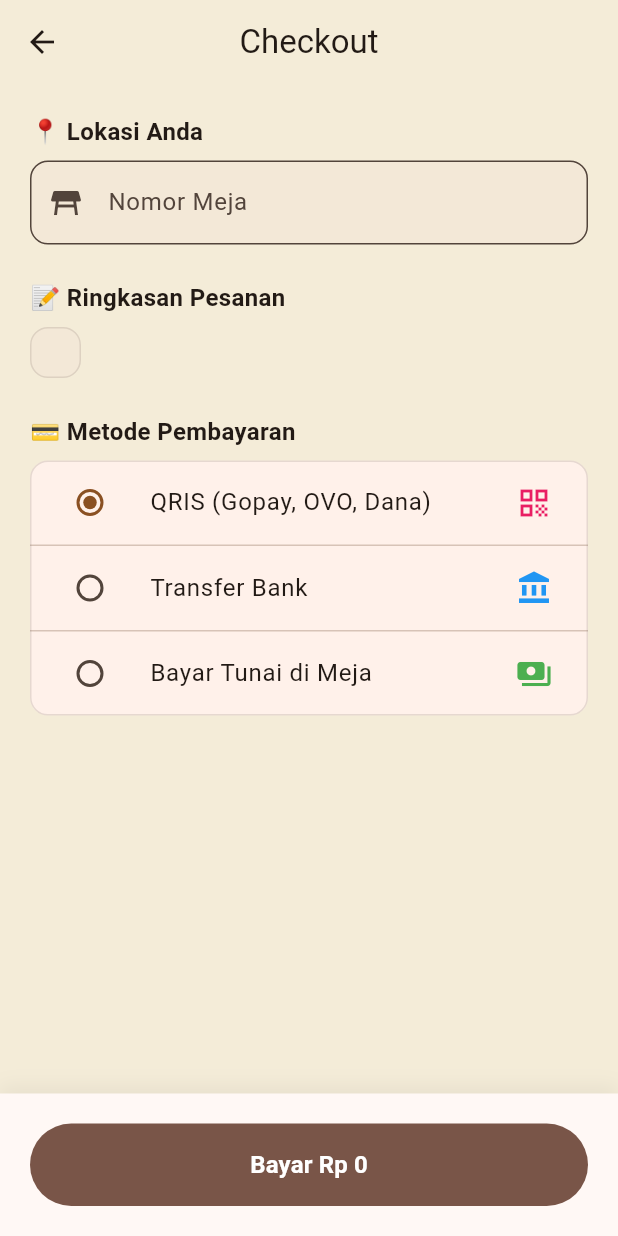
After one commit to nayladev-id/COCA-APK, a Flutter app: the CheckoutScreen screen opened directly, on a phone screen of 412 x 824 dp. The commit adds this screen. Run offline on Flutter 3.47's test engine with Material 3 defaults, Android fonts, the phone set to English and light mode, and no system bars; our stand-ins replace image_picker, shared_preferences; accounts and stored records are empty; network calls fail.

Commit message:
feat: tambah halaman CheckoutScreen lengkap dengan simulasi pembayaran QRIS/TF/Cash

```diff
--- /dev/null
+++ b/lib/screens/checkout_screen.dart
@@ -0,0 +1,227 @@
+// lib/screens/checkout_screen.dart
+
+import 'package:flutter/material.dart';
+import '../models/cart_model.dart';
+import 'home_screen.dart';
+
+class CheckoutScreen extends StatefulWidget {
+  const CheckoutScreen({super.key});
+
+  @override
+  State<CheckoutScreen> createState() => _CheckoutScreenState();
+}
+
+class _CheckoutScreenState extends State<CheckoutScreen> {
+  final TextEditingController _mejaController = TextEditingController();
+  String _selectedPayment = 'QRIS';
+
+  void _prosesPembayaran(int totalBelanja) {
+    if (_mejaController.text.trim().isEmpty) {
+      ScaffoldMessenger.of(context).showSnackBar(
+        const SnackBar(content: Text('Nomor meja tidak boleh kosong!'), backgroundColor: Colors.red),
+      );
+      return;
+    }
+
+    showDialog(
+      context: context,
+      barrierDismissible: false,
+      builder: (ctx) => AlertDialog(
+        shape: RoundedRectangleBorder(borderRadius: BorderRadius.circular(20)),
+        title: Text(
+          _selectedPayment == 'QRIS' ? 'Scan QRIS'
+          : _selectedPayment == 'Transfer Bank' ? 'Transfer ke Rekening'
+          : 'Pembayaran Tunai',
+          textAlign: TextAlign.center,
+        ),
+        content: Column(
+          mainAxisSize: MainAxisSize.min,
+          children: [
+            if (_selectedPayment == 'QRIS') ...[
+              const Icon(Icons.qr_code_2, size: 150),
+              const SizedBox(height: 8),
+              const Text('Gopay / OVO / Dana / ShopeePay', style: TextStyle(fontSize: 12, color: Colors.grey)),
+            ] else if (_selectedPayment == 'Transfer Bank') ...[
+              const Icon(Icons.account_balance, size: 80, color: Colors.blue),
+              const SizedBox(height: 16),
+              const Text('BCA: 1234567890\nA.N. Vintage Roastery', textAlign: TextAlign.center, style: TextStyle(fontWeight: FontWeight.bold)),
+              const SizedBox(height: 8),
+              // PERBAIKAN: Menghapus const karena ada variabel $totalBelanja
+              Text('Silakan transfer sesuai nominal:\nRp $totalBelanja', textAlign: TextAlign.center),
+            ] else ...[
+              const Icon(Icons.payments, size: 80, color: Colors.green),
+              const SizedBox(height: 16),
+              const Text('Pesanan Anda akan segera diantar.\nMohon siapkan uang pas sebesar:', textAlign: TextAlign.center),
+              const SizedBox(height: 8),
+              // PERBAIKAN: Menghapus const karena ada variabel $totalBelanja
+              Text('Rp $totalBelanja', style: const TextStyle(fontWeight: FontWeight.bold, fontSize: 24)),
+            ],
+          ],
+        ),
+        actions: [
+          TextButton(
+            onPressed: () => Navigator.pop(ctx),
+            child: const Text('Batal')
+          ),
+          FilledButton(
+            onPressed: () {
+              Navigator.pop(ctx);
+              _selesaikanPesanan();
+            },
+            style: FilledButton.styleFrom(backgroundColor: Colors.brown),
+            child: const Text('Saya Sudah Bayar'),
+          ),
+        ],
+      ),
+    );
+  }
+
+  void _selesaikanPesanan() {
+    cartNotifier.value = [];
+
+    Navigator.of(context).pushAndRemoveUntil(
+      MaterialPageRoute(builder: (context) => const HomeScreen()),
+      (Route<dynamic> route) => false,
+    );
+
+    ScaffoldMessenger.of(context).showSnackBar(
+      const SnackBar(
+        content: Text('🎉 Pesanan diterima! Barista kami sedang meracik kopimu.'),
+        backgroundColor: Colors.green,
+        duration: Duration(seconds: 4),
+      ),
+    );
+  }
+
+  @override
+  Widget build(BuildContext context) {
+    final theme = Theme.of(context);
+    final cartItems = cartNotifier.value;
+    final totalHarga = cartItems.fold(0, (sum, item) => sum + item.subtotal);
+
+    return Scaffold(
+      appBar: AppBar(
+        title: const Text('Checkout'),
+        centerTitle: true,
+      ),
+      body: SingleChildScrollView(
+        padding: const EdgeInsets.all(20),
+        child: Column(
+          crossAxisAlignment: CrossAxisAlignment.start,
+          children: [
+            const Text('📍 Lokasi Anda', style: TextStyle(fontWeight: FontWeight.bold, fontSize: 16)),
+            const SizedBox(height: 8),
+            TextField(
+              controller: _mejaController,
+              keyboardType: TextInputType.number,
+              decoration: InputDecoration(
+                hintText: 'Contoh: 04',
+                labelText: 'Nomor Meja',
+                prefixIcon: const Icon(Icons.table_restaurant),
+                border: OutlineInputBorder(borderRadius: BorderRadius.circular(12)),
+                filled: true,
+                fillColor: theme.colorScheme.surfaceContainerHighest.withValues(alpha: 0.3),
+              ),
+            ),
+            const SizedBox(height: 24),
+
+            const Text('📝 Ringkasan Pesanan', style: TextStyle(fontWeight: FontWeight.bold, fontSize: 16)),
+            const SizedBox(height: 8),
+            Container(
+              padding: const EdgeInsets.all(16),
+              decoration: BoxDecoration(
+                color: theme.colorScheme.surfaceContainerHighest.withValues(alpha: 0.3),
+                borderRadius: BorderRadius.circular(12),
+                border: Border.all(color: theme.colorScheme.outline.withValues(alpha: 0.2)),
+              ),
+              child: Column(
+                children: cartItems.map((item) {
+                  return Padding(
+                    padding: const EdgeInsets.only(bottom: 8.0),
+                    child: Row(
+                      mainAxisAlignment: MainAxisAlignment.spaceBetween,
+                      children: [
+                        Text('${item.quantity}x ${item.nama}', style: const TextStyle(fontSize: 14)),
+                        Text('Rp ${item.subtotal}', style: const TextStyle(fontWeight: FontWeight.w500)),
+                      ],
+                    ),
+                  );
+                }).toList(),
+              ),
+            ),
+            const SizedBox(height: 24),
+
+            const Text('💳 Metode Pembayaran', style: TextStyle(fontWeight: FontWeight.bold, fontSize: 16)),
+            const SizedBox(height: 8),
+            Card(
+              elevation: 0,
+              shape: RoundedRectangleBorder(
+                borderRadius: BorderRadius.circular(12),
+                side: BorderSide(color: theme.colorScheme.outline.withValues(alpha: 0.2)),
+              ),
+              child: Column(
+                children: [
+                  // PERBAIKAN: Mengganti RadioListTile yang usang dengan ListTile + Radio
+                  ListTile(
+                    leading: Radio<String>(
+                      value: 'QRIS',
+                      groupValue: _selectedPayment,
+                      onChanged: (val) => setState(() => _selectedPayment = val.toString()),
+                    ),
+                    title: const Text('QRIS (Gopay, OVO, Dana)'),
+                    trailing: const Icon(Icons.qr_code, color: Colors.pink),
+                    onTap: () => setState(() => _selectedPayment = 'QRIS'),
+                  ),
+                  const Divider(height: 1),
+                  ListTile(
+                    leading: Radio<String>(
+                      value: 'Transfer Bank',
+                      groupValue: _selectedPayment,
+                      onChanged: (val) => setState(() => _selectedPayment = val.toString()),
+                    ),
+                    title: const Text('Transfer Bank'),
+                    trailing: const Icon(Icons.account_balance, color: Colors.blue),
+                    onTap: () => setState(() => _selectedPayment = 'Transfer Bank'),
+                  ),
+                  const Divider(height: 1),
+                  ListTile(
+                    leading: Radio<String>(
+                      value: 'Cash',
+                      groupValue: _selectedPayment,
+                      onChanged: (val) => setState(() => _selectedPayment = val.toString()),
+                    ),
+                    title: const Text('Bayar Tunai di Meja'),
+                    trailing: const Icon(Icons.payments, color: Colors.green),
+                    onTap: () => setState(() => _selectedPayment = 'Cash'),
+                  ),
+                ],
+              ),
+            ),
+          ],
+        ),
+      ),
+
+      bottomNavigationBar: Container(
+        padding: const EdgeInsets.all(20),
+        decoration: BoxDecoration(
+          color: theme.colorScheme.surface,
+          boxShadow: [BoxShadow(color: Colors.black.withValues(alpha: 0.05), blurRadius: 10, offset: const Offset(0, -5))],
+        ),
+        child: SafeArea(
+          child: FilledButton(
+            onPressed: () => _prosesPembayaran(totalHarga),
+            style: FilledButton.styleFrom(
+              padding: const EdgeInsets.symmetric(vertical: 16),
+              backgroundColor: Colors.brown,
+              shape: RoundedRectangleBorder(borderRadius: BorderRadius.circular(30)),
+            ),
+            child: Text(
+              'Bayar Rp $totalHarga',
+              style: const TextStyle(fontSize: 16, fontWeight: FontWeight.bold),
+            ),
+          ),
+        ),
+      ),
+    );
+  }
+}
```
Also changed, not shown: lib/screens/cart_screen.dart (+7 -4 lines).
